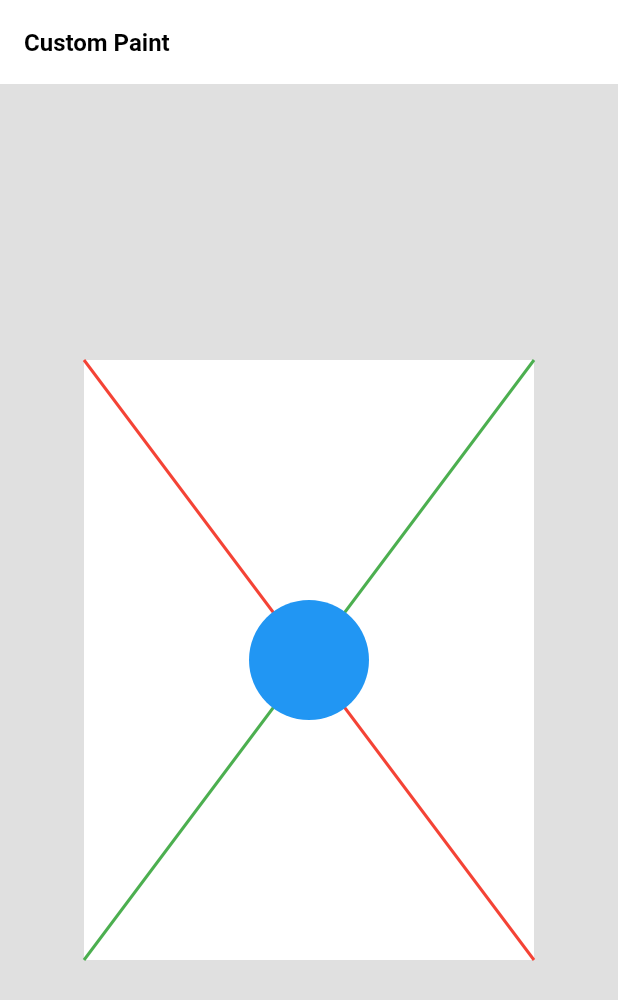
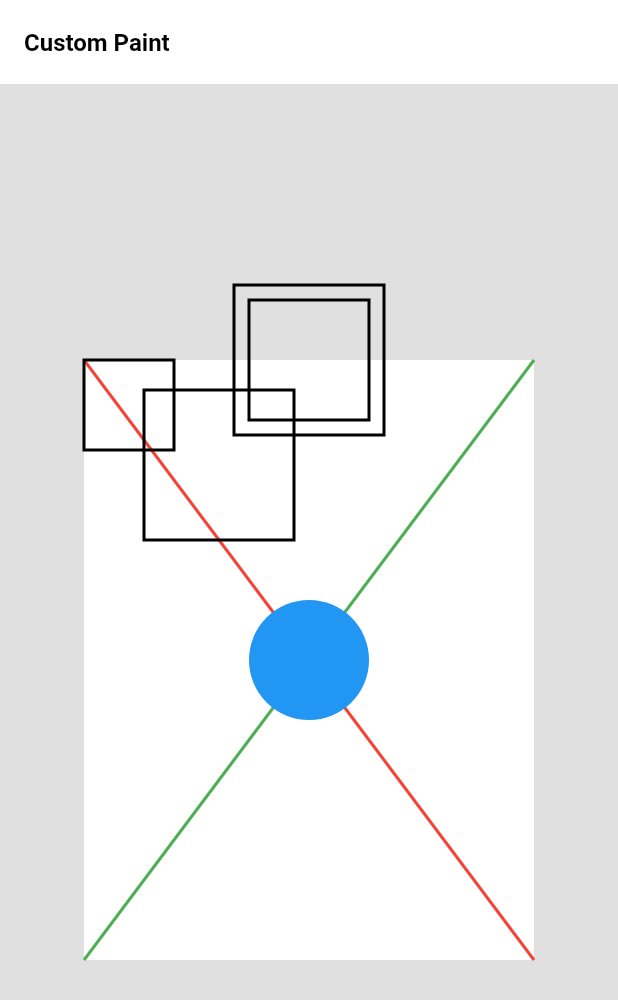
Before and after one commit to mirzamahmud/learn-custom-paint, a Flutter app: the screen it shows after launch, on a phone screen of 412 x 824 dp. Shown: the top 1000 px of the screen. Run offline on Flutter 3.47's test engine with Material 3 defaults, Android fonts, the phone set to English and light mode, and no system bars.

Commit message:
draw_rect_using_custom_paint

```diff
--- a/lib/painter/my_custom_painter.dart
+++ b/lib/painter/my_custom_painter.dart
@@ -1,6 +1,7 @@
 import 'package:flutter/material.dart';
 import 'package:learn_custom_paint/widgets/draw_circle.dart';
 import 'package:learn_custom_paint/widgets/draw_line.dart';
+import 'package:learn_custom_paint/widgets/draw_rect.dart';
 
 class MyCustomPainter extends CustomPainter{
   @override
@@ -9,6 +10,8 @@ class MyCustomPainter extends CustomPainter{
     DrawLine.customDrawLine(canvas, size);
     // this method is used to draw circle
     DrawCircle.customDrawCircle(canvas, size);
+    // this method is used to draw rectangle
+    DrawRect.customDrawRect(canvas, size);
   }
 
   @override
--- /dev/null
+++ b/lib/widgets/draw_rect.dart
@@ -0,0 +1,47 @@
+import 'package:flutter/material.dart';
+
+class DrawRect{
+
+  static void customDrawRect(Canvas canvas, Size size){
+
+    Paint rectPaint = Paint();
+    rectPaint.strokeWidth = 2;
+    rectPaint.color = Colors.black;
+    rectPaint.style = PaintingStyle.stroke;
+
+    // ------- from center
+    canvas.drawRect(
+      Rect.fromCenter(
+        center: Offset(size.width / 2, 0),
+        width: 100,
+        height: 100
+      ),
+      rectPaint
+    );
+
+    // ------- from circle
+    canvas.drawRect(
+      Rect.fromCircle(
+        center: Offset(size.width / 2, 0),
+        radius: 40
+      ),
+      rectPaint
+    );
+
+    // ------- from left, top, width, height
+    canvas.drawRect(
+      const Rect.fromLTWH(
+        40, 20, 100, 100
+      ),
+      rectPaint
+    );
+
+    // ------- from left, top, width, height
+    canvas.drawRect(
+      const Rect.fromLTRB(
+        0, 0, 60, 60
+      ),
+      rectPaint
+    );
+  }
+}
```
